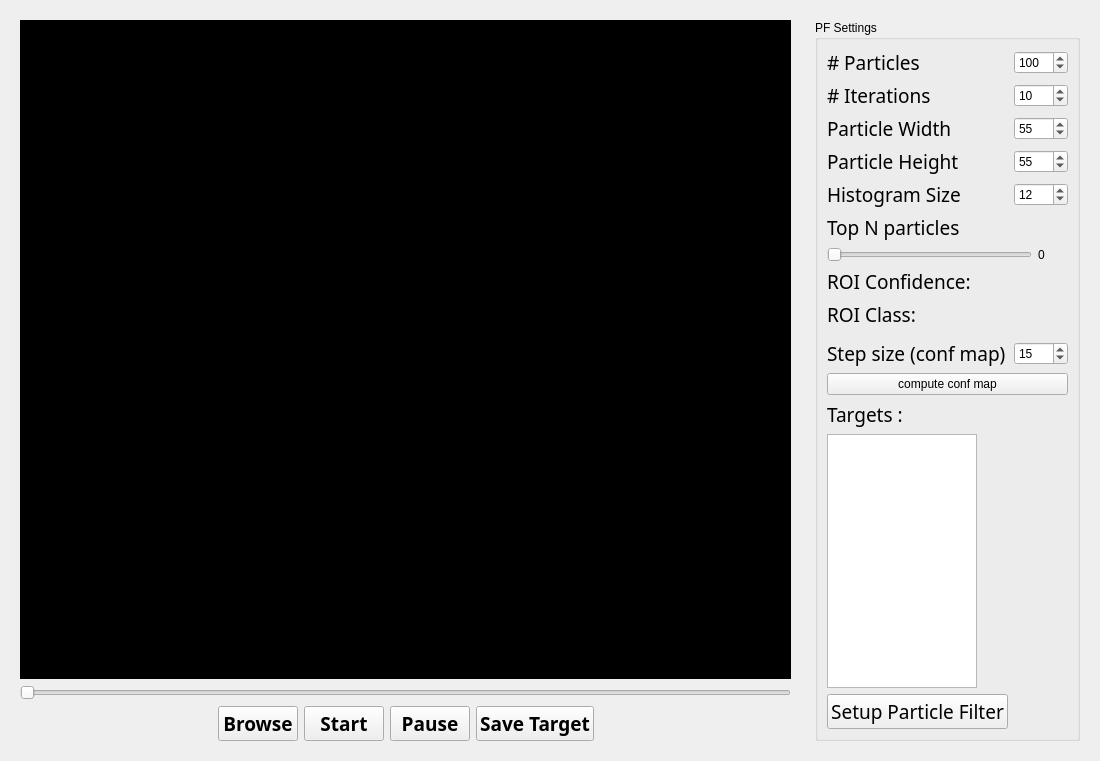
The window that modules/tracking/particlefilter/ParticleFilterWidgetGui.ui (Boazrciasn/RDFramework) describes before a commit, drawn with Qt 5.
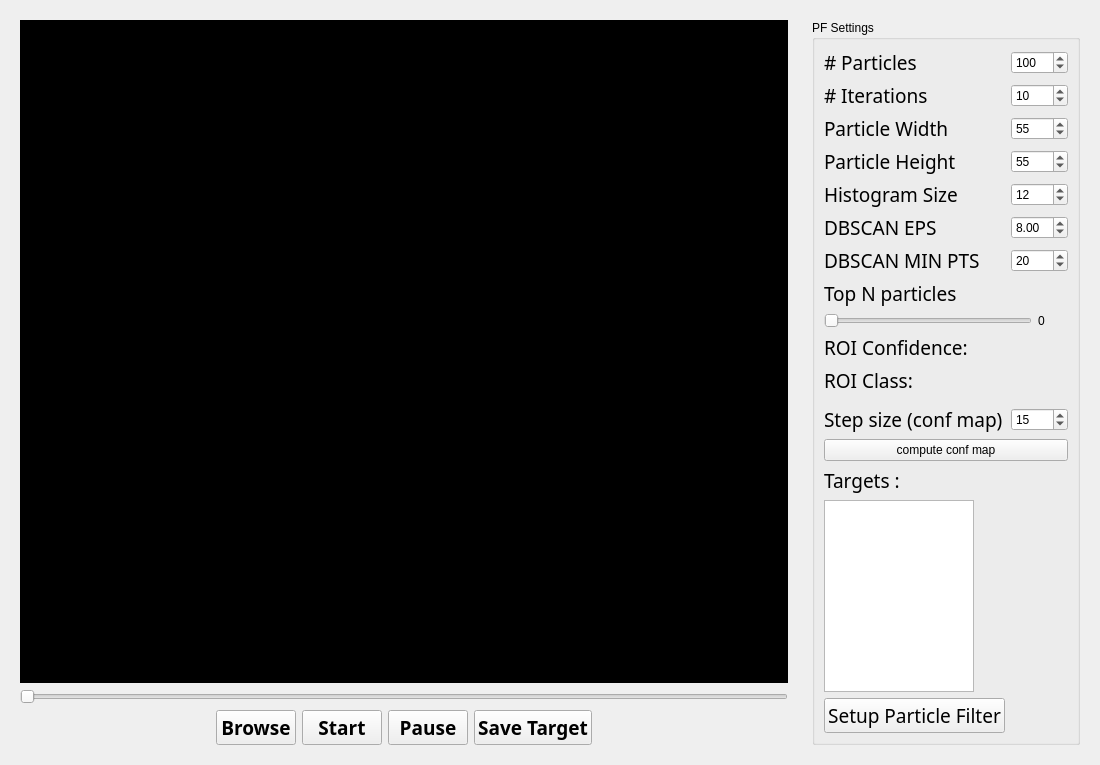
The same window after the commit.

Commit message: show detections using DBSCAN

What changed in the file:
```diff
--- a/modules/tracking/particlefilter/ParticleFilterWidgetGui.ui
+++ b/modules/tracking/particlefilter/ParticleFilterWidgetGui.ui
@@ -139,7 +139,7 @@
          <string>PF Settings</string>
         </property>
         <layout class="QGridLayout" name="gridLayout_2">
-         <item row="10" column="0" colspan="2">
+         <item row="12" column="0" colspan="2">
           <widget class="QLabel" name="label">
            <property name="font">
             <font>
@@ -152,7 +152,7 @@
            </property>
           </widget>
          </item>
-         <item row="11" column="0" colspan="2">
+         <item row="13" column="0" colspan="2">
           <layout class="QHBoxLayout" name="horizontalLayout_3">
            <item>
             <widget class="QSlider" name="particlesToDisplaySlider">
@@ -215,7 +215,7 @@
            </property>
           </widget>
          </item>
-         <item row="22" column="0">
+         <item row="24" column="0">
           <widget class="QPushButton" name="setupPF_pushButton">
            <property name="font">
             <font>
@@ -228,7 +228,7 @@
            </property>
           </widget>
          </item>
-         <item row="12" column="0">
+         <item row="14" column="0">
           <layout class="QHBoxLayout" name="horizontalLayout_4">
            <item>
             <widget class="QLabel" name="label_2">
@@ -245,7 +245,89 @@
            </item>
           </layout>
          </item>
-         <item row="13" column="0">
+         <item row="17" column="0" rowspan="3" colspan="2">
+          <widget class="QFrame" name="predictorFrame">
+           <property name="enabled">
+            <bool>true</bool>
+           </property>
+           <property name="frameShape">
+            <enum>QFrame::StyledPanel</enum>
+           </property>
+           <property name="frameShadow">
+            <enum>QFrame::Raised</enum>
+           </property>
+          </widget>
+         </item>
+         <item row="15" column="1">
+          <widget class="QLabel" name="roi_class">
+           <property name="text">
+            <string/>
+           </property>
+          </widget>
+         </item>
+         <item row="20" column="0">
+          <widget class="QLabel" name="stepSizeSizeLabel">
+           <property name="font">
+            <font>
+             <family>Futura</family>
+             <pointsize>14</pointsize>
+            </font>
+           </property>
+           <property name="text">
+            <string>Step size (conf map)</string>
+           </property>
+          </widget>
+         </item>
+         <item row="20" column="1">
+          <widget class="QSpinBox" name="stepSizeSizeSpinBox">
+           <property name="minimum">
+            <number>1</number>
+           </property>
+           <property name="maximum">
+            <number>60</number>
+           </property>
+           <property name="singleStep">
+            <number>4</number>
+           </property>
+           <property name="value">
+            <number>15</number>
+           </property>
+          </widget>
+         </item>
+         <item row="21" column="0" colspan="2">
+          <widget class="QPushButton" name="computeConfMapPushButton">
+           <property name="text">
+            <string>compute conf map</string>
+           </property>
+          </widget>
+         </item>
+         <item row="11" column="0">
+          <widget class="QLabel" name="HistogramSizelabel_3">
+           <property name="font">
+            <font>
+             <family>Futura</family>
+             <pointsize>14</pointsize>
+            </font>
+           </property>
+           <property name="text">
+            <string>DBSCAN MIN PTS</string>
+           </property>
+          </widget>
+         </item>
+         <item row="10" column="0">
+          <widget class="QLabel" name="HistogramSizelabel_2">
+           <property name="font">
+            <font>
+             <family>Futura</family>
+             <pointsize>14</pointsize>
+            </font>
+           </property>
+           <property name="text">
+            <string>DBSCAN EPS</string>
+           </property>
+          </widget>
+         </item>
+         <item row="15" column="0">
           <layout class="QHBoxLayout" name="horizontalLayout_6">
            <item>
             <widget class="QLabel" name="label_5">
@@ -334,6 +416,13 @@
            </property>
           </widget>
          </item>
+         <item row="14" column="1">
+          <widget class="QLabel" name="roi_confidence">
+           <property name="text">
+            <string/>
+           </property>
+          </widget>
+         </item>
          <item row="6" column="1">
           <widget class="QSpinBox" name="particleHeightLSpinBox">
            <property name="maximum">
@@ -344,7 +433,7 @@
            </property>
           </widget>
          </item>
-         <item row="21" column="0">
+         <item row="23" column="0">
           <widget class="QListWidget" name="targets_ListWidget">
            <property name="enabled">
             <bool>true</bool>
@@ -368,14 +457,7 @@
            </property>
           </widget>
          </item>
-         <item row="12" column="1">
-          <widget class="QLabel" name="roi_confidence">
-           <property name="text">
-            <string/>
-           </property>
-          </widget>
-         </item>
-         <item row="20" column="0">
+         <item row="22" column="0">
           <widget class="QLabel" name="label_3">
            <property name="font">
             <font>
@@ -388,59 +470,26 @@
            </property>
           </widget>
          </item>
-         <item row="15" column="0" rowspan="3" colspan="2">
-          <widget class="QFrame" name="predictorFrame">
-           <property name="enabled">
-            <bool>true</bool>
-           </property>
-           <property name="frameShape">
-            <enum>QFrame::StyledPanel</enum>
-           </property>
-           <property name="frameShadow">
-            <enum>QFrame::Raised</enum>
-           </property>
-          </widget>
-         </item>
-         <item row="13" column="1">
-          <widget class="QLabel" name="roi_class">
-           <property name="text">
-            <string/>
-           </property>
-          </widget>
-         </item>
-         <item row="18" column="0">
-          <widget class="QLabel" name="stepSizeSizeLabel">
-           <property name="font">
-            <font>
-             <family>Futura</family>
-             <pointsize>14</pointsize>
-            </font>
-           </property>
-           <property name="text">
-            <string>Step size (conf map)</string>
-           </property>
-          </widget>
-         </item>
-         <item row="18" column="1">
-          <widget class="QSpinBox" name="stepSizeSizeSpinBox">
+         <item row="11" column="1">
+          <widget class="QSpinBox" name="dbscanMinPtsSizespinBox">
            <property name="minimum">
             <number>1</number>
            </property>
            <property name="maximum">
-            <number>60</number>
+            <number>256</number>
            </property>
            <property name="singleStep">
             <number>4</number>
            </property>
            <property name="value">
-            <number>15</number>
+            <number>20</number>
            </property>
           </widget>
          </item>
-         <item row="19" column="0" colspan="2">
-          <widget class="QPushButton" name="computeConfMapPushButton">
-           <property name="text">
-            <string>compute conf map</string>
+         <item row="10" column="1">
+          <widget class="QDoubleSpinBox" name="dbscanEpsDoubleSpinBox">
+           <property name="value">
+            <double>8.000000000000000</double>
            </property>
           </widget>
          </item>
```
Left out of the diff: 54 changed lines with no effect on the pictures. The commit also changes 4 other files.
